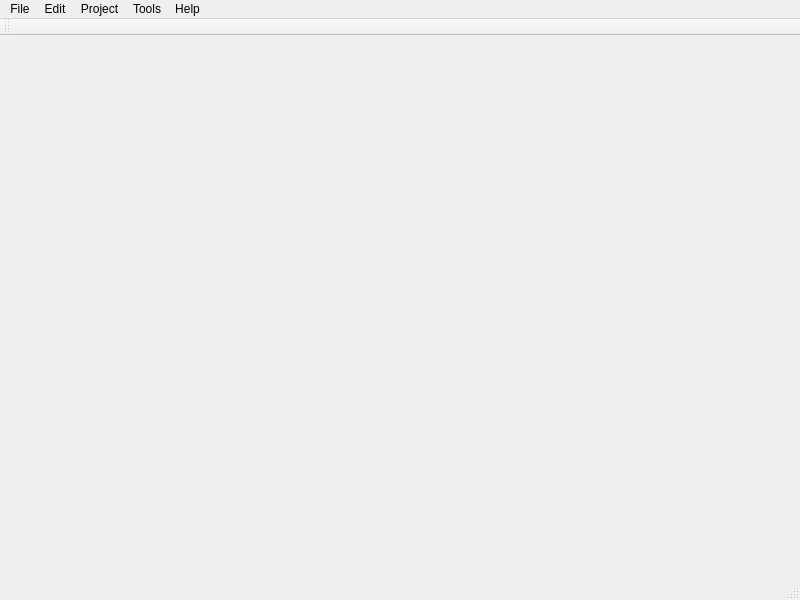
Above: src/ui/mainwindow.ui from apavelm/qsqldesigner before the change. Below: the same form after it.
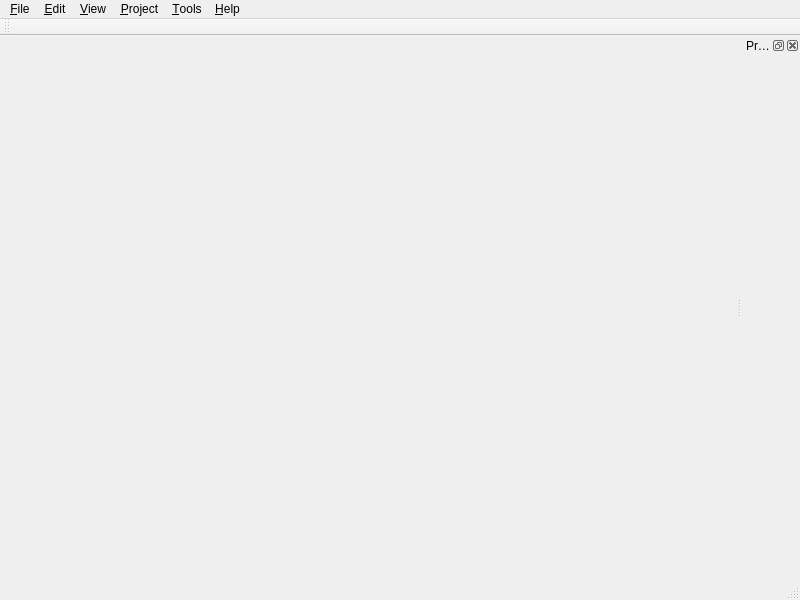
That is the form after the change.

Diff of the .ui file:
```diff
--- a/src/ui/mainwindow.ui
+++ b/src/ui/mainwindow.ui
@@ -13,7 +13,9 @@
   <property name="windowTitle">
    <string>SQL Designer</string>
   </property>
-  <widget class="QWidget" name="centralwidget"/>
+  <widget class="QWidget" name="centralwidget">
+   <layout class="QGridLayout" name="gridLayout"/>
+  </widget>
   <widget class="QMenuBar" name="menubar">
    <property name="geometry">
     <rect>
@@ -23,28 +25,14 @@
      <height>21</height>
     </rect>
    </property>
-   <widget class="QMenu" name="menuFile">
-    <property name="title">
-     <string>File</string>
-    </property>
-    <addaction name="actionNew_Project"/>
-    <addaction name="actionOpen_Project"/>
-    <addaction name="separator"/>
-    <addaction name="actionExit"/>
-   </widget>
-   <widget class="QMenu" name="menuEdit">
-    <property name="title">
-     <string>Edit</string>
-    </property>
-   </widget>
    <widget class="QMenu" name="menuProject">
     <property name="title">
-     <string>Project</string>
+     <string>&amp;Project</string>
     </property>
    </widget>
    <widget class="QMenu" name="menuTools">
     <property name="title">
-     <string>Tools</string>
+     <string>&amp;Tools</string>
     </property>
     <addaction name="actionView_Log"/>
     <addaction name="separator"/>
@@ -52,15 +40,42 @@
    </widget>
    <widget class="QMenu" name="menuHelp">
     <property name="title">
-     <string>Help</string>
+     <string>&amp;Help</string>
     </property>
     <addaction name="actionHelp"/>
     <addaction name="separator"/>
     <addaction name="actionAbout"/>
     <addaction name="actionAbout_Qt"/>
    </widget>
+   <widget class="QMenu" name="menuEdit">
+    <property name="title">
+     <string>&amp;Edit</string>
+    </property>
+    <addaction name="actionCut"/>
+    <addaction name="actionCopy"/>
+    <addaction name="actionPaste"/>
+   </widget>
+   <widget class="QMenu" name="menuFile">
+    <property name="title">
+     <string>&amp;File</string>
+    </property>
+    <addaction name="actionNew_Project"/>
+    <addaction name="actionOpen_Project"/>
+    <addaction name="separator"/>
+    <addaction name="actionExit"/>
+   </widget>
+   <widget class="QMenu" name="menuView">
+    <property name="title">
+     <string>&amp;View</string>
+    </property>
+    <addaction name="actionShow_Grid"/>
+    <addaction name="separator"/>
+    <addaction name="actionZoom_In"/>
+    <addaction name="actionZoom_Out"/>
+   </widget>
    <addaction name="menuFile"/>
    <addaction name="menuEdit"/>
+   <addaction name="menuView"/>
    <addaction name="menuProject"/>
    <addaction name="menuTools"/>
    <addaction name="menuHelp"/>
@@ -77,6 +92,18 @@
     <bool>false</bool>
    </attribute>
   </widget>
+  <widget class="QDockWidget" name="propertyDockWidget">
+   <property name="allowedAreas">
+    <set>Qt::LeftDockWidgetArea|Qt::RightDockWidgetArea</set>
+   </property>
+   <property name="windowTitle">
+    <string>Properties</string>
+   </property>
+   <attribute name="dockWidgetArea">
+    <number>2</number>
+   </attribute>
+   <widget class="QWidget" name="propertyDockWidgetContents"/>
+  </widget>
   <action name="actionNew_Project">
    <property name="text">
     <string>New Project</string>
```
Left out of the diff: 82 changed lines with no effect on the pictures.
